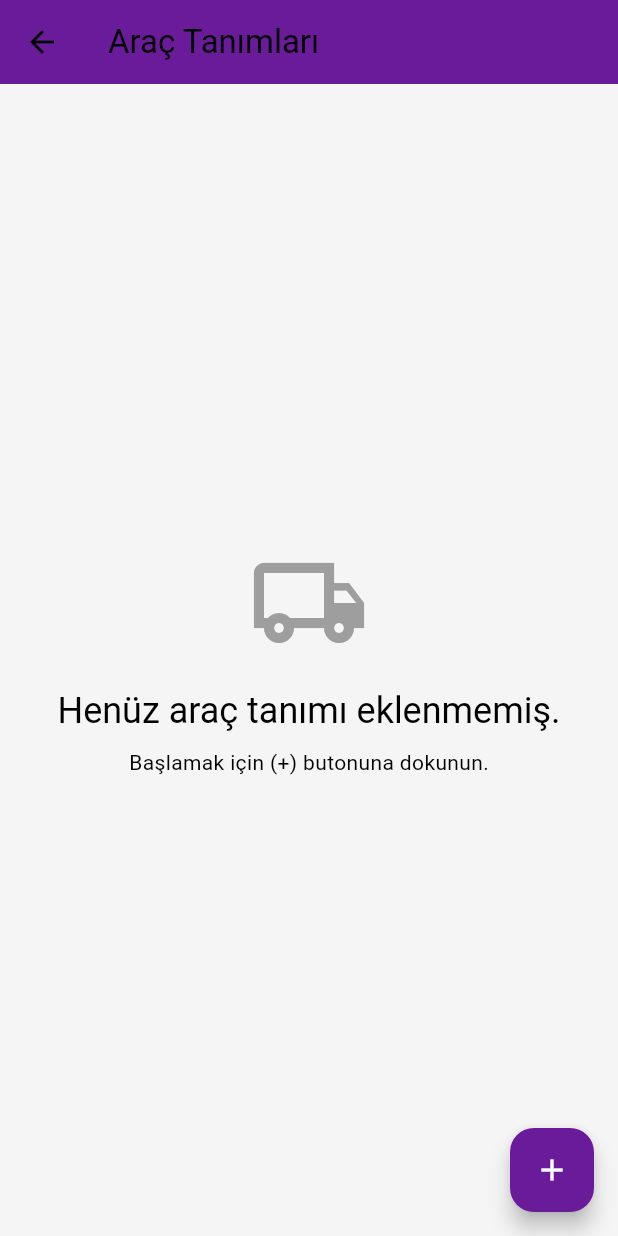
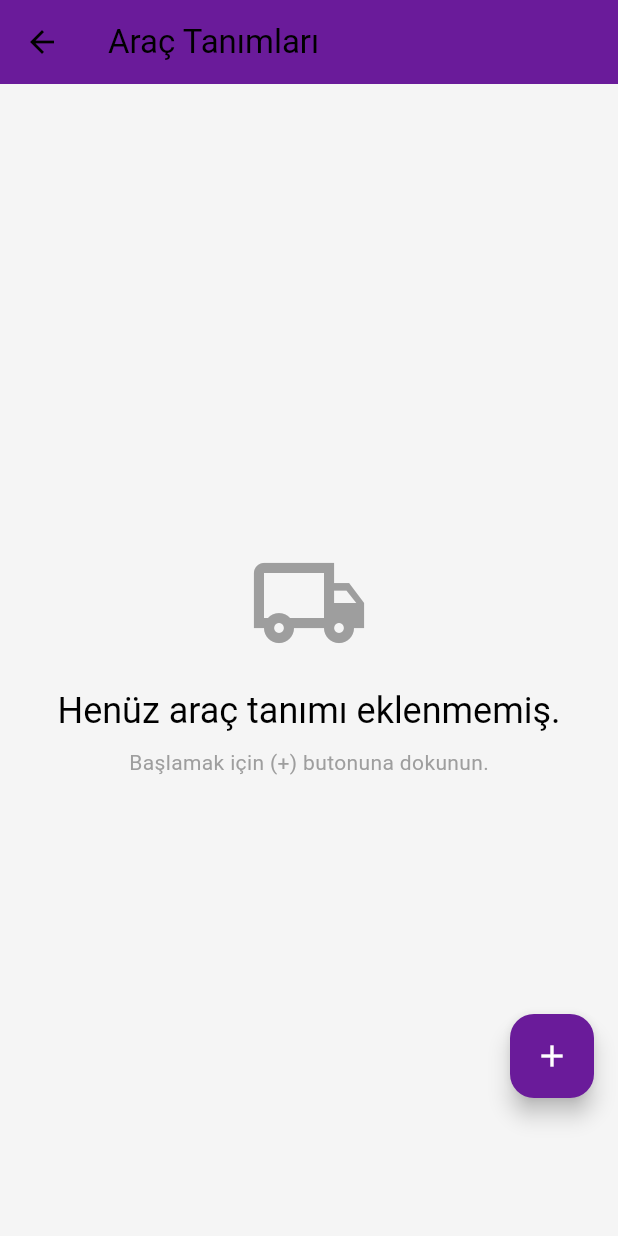
Before and after one commit to mkmusti/sevkiyat_optimizasyonu, a Flutter app: the AracTanimEkrani screen opened directly, on a phone screen of 412 x 824 dp. Run offline on Flutter 3.47's test engine with Material 3 defaults, Android fonts, the phone set to English and light mode, and no system bars; our stand-ins replace cloud_firestore, firebase_auth, firebase_core, google_mobile_ads, in_app_purchase, package_info_plus and 3 more; missing offline and left inert: webview_windows; accounts and stored records are empty; generated files the repository leaves out were written again.

Commit message:
Auto-clean sync: Per 26.03.2026  6:12:37,20

```diff
--- a/lib/screens/arac_tanim_ekrani.dart
+++ b/lib/screens/arac_tanim_ekrani.dart
@@ -14,6 +14,10 @@ class AracTanimEkrani extends StatefulWidget {
 }
 
 class _AracTanimEkraniState extends State<AracTanimEkrani> {
+  // Banner reklam yüksekliği (AdMob standart banner: 50-60px)
+  static const double _bannerHeight = 60.0;
+  static const double _fabBottomPadding = 16.0;
+
   void _yeniAracEkle() async {
     final yeniArac = await Navigator.push<AracModel>(
       context,
@@ -102,16 +106,16 @@ class _AracTanimEkraniState extends State<AracTanimEkrani> {
                     child: Column(
                       mainAxisAlignment: MainAxisAlignment.center,
                       children: [
-                        Icon(Icons.local_shipping_outlined, size: 80, color: Colors.grey),
-                        SizedBox(height: 16),
+                        const Icon(Icons.local_shipping_outlined, size: 80, color: Colors.grey),
+                        const SizedBox(height: 16),
                         Text(
                           "Henüz araç tanımı eklenmemiş.",
                           style: Theme.of(context).textTheme.headlineSmall,
                         ),
-                        SizedBox(height: 8),
-                        Text(
+                        const SizedBox(height: 8),
+                        const Text(
                           "Başlamak için (+) butonuna dokunun.",
-                          style: Theme.of(context).textTheme.bodyMedium,
+                          style: TextStyle(color: Colors.grey),
                         ),
                       ],
                     ),
@@ -119,11 +123,18 @@ class _AracTanimEkraniState extends State<AracTanimEkrani> {
                 }
 
                 return ListView.builder(
+                  // ListView'e alt padding ekleyerek içeriğin FAB'ın altında kalmamasını sağlıyoruz
+                  padding: EdgeInsets.only(
+                    left: 10,
+                    right: 10,
+                    top: 5,
+                    bottom: _bannerHeight + 80, // Banner + FAB için alan
+                  ),
                   itemCount: aracListesi.length,
                   itemBuilder: (context, index) {
                     final arac = aracListesi[index];
                     return Card(
-                      margin: const EdgeInsets.symmetric(horizontal: 10, vertical: 5),
+                      margin: const EdgeInsets.symmetric(horizontal: 0, vertical: 5),
                       child: ListTile(
                         leading: CircleAvatar(
                           backgroundColor: Theme.of(context).primaryColor.withOpacity(0.1),
@@ -154,13 +165,17 @@ class _AracTanimEkraniState extends State<AracTanimEkrani> {
           ),
 
           // ALT KISIMDA BANNER REKLAM
-          const BannerReklamWidget(),
+          // const BannerReklamWidget(), //reklam için bu satırın remarklarını aç
         ],
       ),
-      floatingActionButton: FloatingActionButton(
-        onPressed: _yeniAracEkle,
-        tooltip: 'Yeni Araç Ekle',
-        child: const Icon(Icons.add),
+      // FAB'ı banner reklamın üzerine binmeyecek şekilde konumlandırma
+      floatingActionButton: Padding(
+        padding: EdgeInsets.only(bottom: _bannerHeight + _fabBottomPadding),
+        child: FloatingActionButton(
+          onPressed: _yeniAracEkle,
+          tooltip: 'Yeni Araç Ekle',
+          child: const Icon(Icons.add),
+        ),
       ),
     );
   }
--- a/pubspec.yaml
+++ b/pubspec.yaml
@@ -2,7 +2,7 @@ name: sevkiyat_optimizasyonu
 description: 3D Sevkiyat Optimizasyon Uygulaması
 publish_to: 'none'
 
-version: 1.0.0+2 # 2 Yüklendi Sıradaki yükleme 3 olacak..
+version: 2.0.0+6 # 6 Yüklendi Sıradaki yükleme 7 olacak..
 
 environment:
   sdk: '>=3.0.0 <4.0.0'
```
Also changed, not shown: lib/screens/koli_tanim_ekrani.dart (+31 -12 lines).
